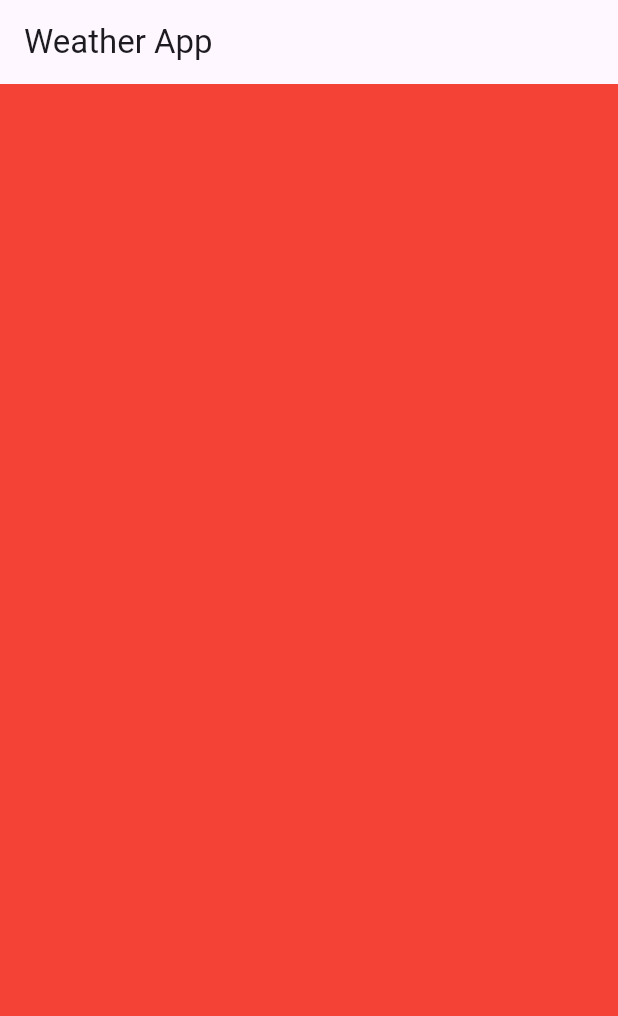
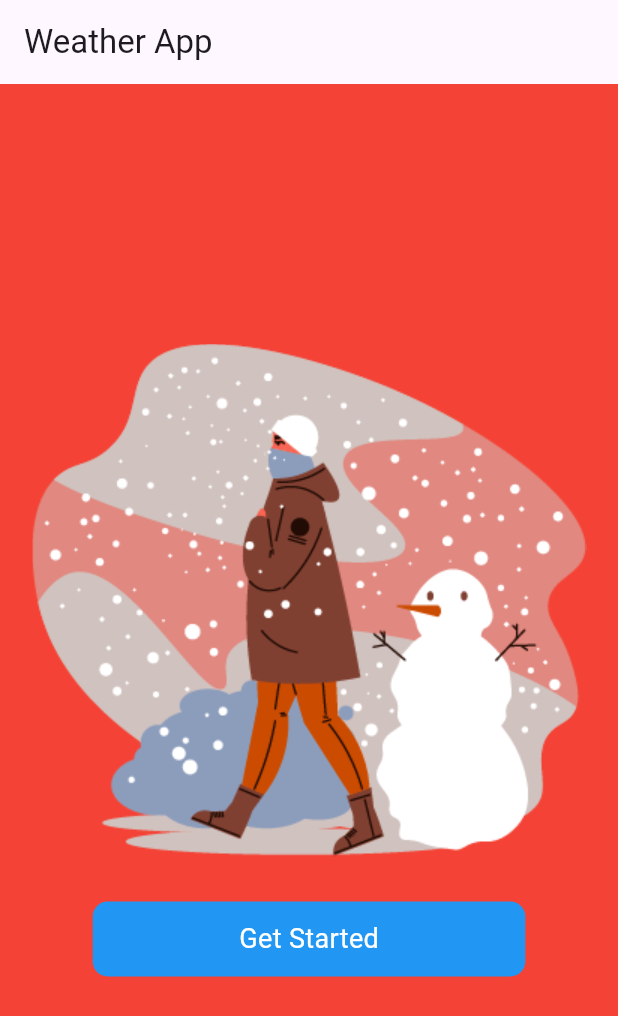
Before and after one commit to rohitranjan753/ClimaCast, a Flutter app: the screen it shows after launch, on a phone screen of 412 x 824 dp. Shown: the top 1016 px of the screen. Run offline on Flutter 3.47's test engine with Material 2 defaults, Android fonts, the phone set to English and light mode, and no system bars.

Commit message:
dependency added and media

```diff
--- a/lib/get_started.dart
+++ b/lib/get_started.dart
@@ -24,7 +24,19 @@ class _GetStartedState extends State<GetStarted> {
             mainAxisAlignment: MainAxisAlignment.center,
             crossAxisAlignment: CrossAxisAlignment.center,
             children: [
-
+              Image.asset('assets/get-started.png'),
+              const SizedBox(height: 30,),
+              Container(
+                height: 50,
+                width: size.width*0.7,
+                decoration: const BoxDecoration(
+                  color: Colors.blue,
+                  borderRadius: BorderRadius.all(Radius.circular(10)),
+                ),
+                child: const Center(
+                  child: Text('Get Started',style: TextStyle(color: Colors.white,fontSize: 18),),
+                ),
+              )
             ],
           ),
         ),
--- /dev/null
+++ b/lib/models/constants.dart
@@ -0,0 +1,6 @@
+import 'package:flutter/material.dart';
+
+class Constants{
+  final Color primaryColor = const Color(0Xff90B2F9);
+  final Color secondaryColor = const Color(0Xff90B2F8);
+}
--- a/pubspec.yaml
+++ b/pubspec.yaml
@@ -61,8 +61,8 @@ flutter:
   uses-material-design: true
 
   # To add assets to your application, add an assets section, like this:
-  # assets:
-  #   - images/a_dot_burr.jpeg
+  assets:
+    - assets/
   #   - images/a_dot_ham.jpeg
 
   # An image asset can refer to one or more resolution-specific "variants", see
```
